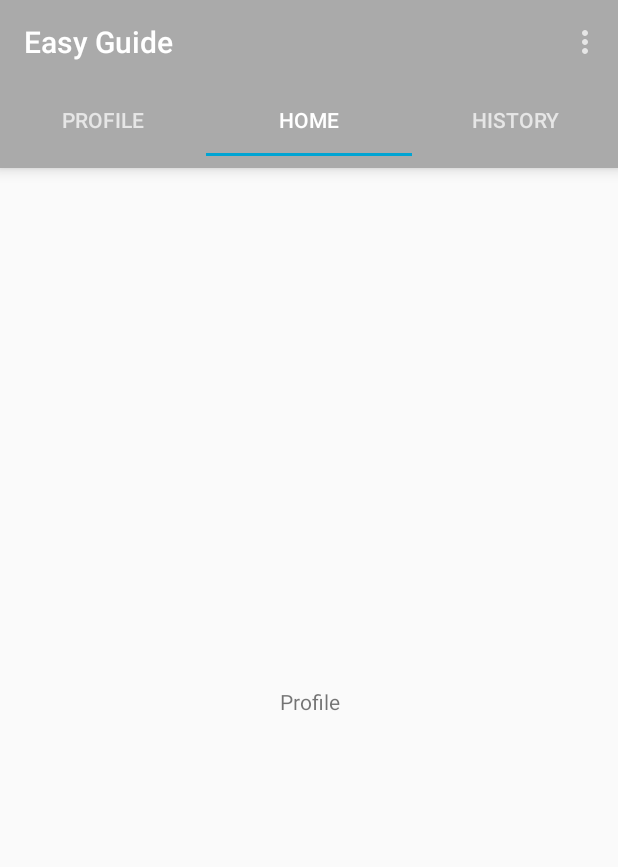
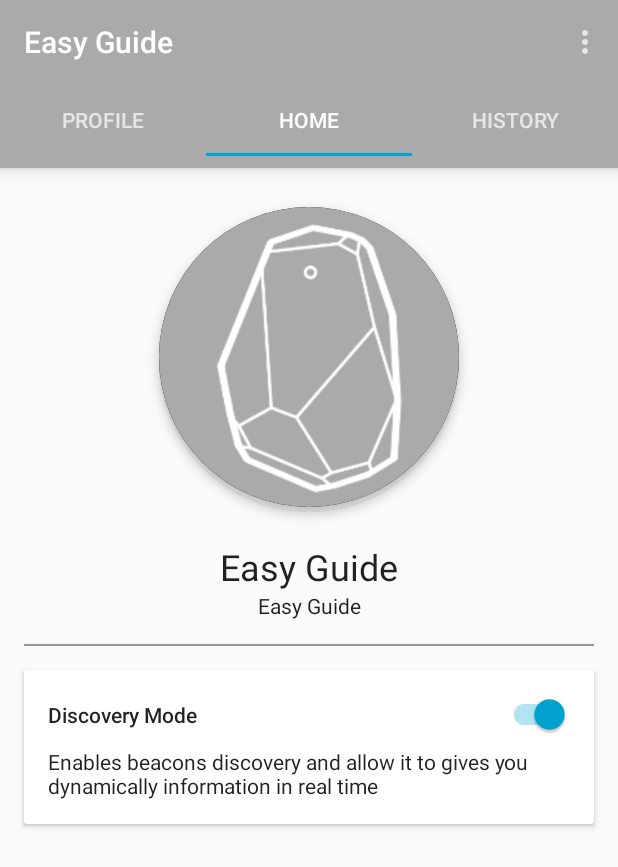
Before and after one commit to psimao/easyguide, an Android app: the fragment ProfileFragment placed in its activity, on a phone screen of 412 x 824 dp. Shown: the top 867 px of the screen. Run offline under Robolectric (Android 15) with nearby library versions, the phone set to English and light mode, and no system bars; our stand-ins replace ButterKnife, Firebase (no records; nobody signed in at launch, a user with empty details on screens opened directly); libraries missing offline, so code that uses them is left out: com.estimote.sdk, rx.android.schedulers, rx.functions, rx.schedulers, rx.subscriptions; 2 statements that could not run were skipped.

Commit message:
Push for web app merge

```diff
--- a/android/app/src/main/java/com/easyguide/presentation/home/main/MainPresenter.java
+++ b/android/app/src/main/java/com/easyguide/presentation/home/main/MainPresenter.java
@@ -1,7 +1,6 @@
 package com.easyguide.presentation.home.main;
 
 import android.support.annotation.NonNull;
-import android.util.Log;
 
 import com.easyguide.data.entity.Beacon;
 import com.easyguide.data.repository.beacon.BeaconDataSource;
@@ -89,7 +88,6 @@ public class MainPresenter implements MainContract.Presenter {
         public void call(List<Beacon> beacons) {
             if (beaconManagerSubscription != null && !beaconManagerSubscription.isUnsubscribed()) {
                 subscriptions.remove(beaconManagerSubscription);
-                Log.wtf("Restart", "Restart beacon manager");
             }
             beaconManagerSubscription = beaconManager.observeNearestBeacons(beacons)
                     .subscribeOn(Schedulers.newThread())
--- /dev/null
+++ b/android/app/src/main/java/com/easyguide/ui/customview/CircularImageView.java
@@ -0,0 +1,291 @@
+package com.easyguide.ui.customview;
+
+import android.content.Context;
+import android.content.res.TypedArray;
+import android.graphics.Bitmap;
+import android.graphics.BitmapShader;
+import android.graphics.Canvas;
+import android.graphics.Color;
+import android.graphics.Matrix;
+import android.graphics.Paint;
+import android.graphics.Shader;
+import android.graphics.drawable.BitmapDrawable;
+import android.graphics.drawable.Drawable;
+import android.util.AttributeSet;
+import android.util.Log;
+import android.widget.ImageView;
+
+import com.easyguide.R;
+
+public class CircularImageView extends ImageView {
+    private static final ScaleType SCALE_TYPE = ScaleType.CENTER_CROP;
+
+    // Default Values
+    private static final float DEFAULT_BORDER_WIDTH = 4;
+    private static final float DEFAULT_SHADOW_RADIUS = 8.0f;
+
+    // Properties
+    private float borderWidth;
+    private int canvasSize;
+    private float shadowRadius;
+    private int shadowColor = Color.BLACK;
+
+    // Object used to draw
+    private Bitmap image;
+    private Drawable drawable;
+    private Paint paint;
+    private Paint paintBorder;
+
+    //region Constructor & Init Method
+    public CircularImageView(final Context context) {
+        this(context, null);
+    }
+
+    public CircularImageView(Context context, AttributeSet attrs) {
+        this(context, attrs, 0);
+    }
+
+    public CircularImageView(Context context, AttributeSet attrs, int defStyleAttr) {
+        super(context, attrs, defStyleAttr);
+        init(context, attrs, defStyleAttr);
+    }
+
+    private void init(Context context, AttributeSet attrs, int defStyleAttr) {
+        // Init paint
+        paint = new Paint();
+        paint.setAntiAlias(true);
+
+        paintBorder = new Paint();
+        paintBorder.setAntiAlias(true);
+
+        // Load the styled attributes and set their properties
+        TypedArray attributes = context.obtainStyledAttributes(attrs, R.styleable.CircularImageView, defStyleAttr, 0);
+
+        // Init Border
+        if (attributes.getBoolean(R.styleable.CircularImageView_civ_border, true)) {
+            float defaultBorderSize = DEFAULT_BORDER_WIDTH * getContext().getResources().getDisplayMetrics().density;
+            setBorderWidth(attributes.getDimension(R.styleable.CircularImageView_civ_border_width, defaultBorderSize));
+            setBorderColor(attributes.getColor(R.styleable.CircularImageView_civ_border_color, Color.WHITE));
+        }
+
+        // Init Shadow
+        if (attributes.getBoolean(R.styleable.CircularImageView_civ_shadow, false)) {
+            shadowRadius = DEFAULT_SHADOW_RADIUS;
+            drawShadow(attributes.getFloat(R.styleable.CircularImageView_civ_shadow_radius, shadowRadius), attributes.getColor(R.styleable.CircularImageView_civ_shadow_color, shadowColor));
+        }
+        attributes.recycle();
+    }
+    //endregion
+
+    //region Set Attr Method
+    public void setBorderWidth(float borderWidth) {
+        this.borderWidth = borderWidth;
+        requestLayout();
+        invalidate();
+    }
+
+    public void setBorderColor(int borderColor) {
+        if (paintBorder != null)
+            paintBorder.setColor(borderColor);
+        invalidate();
+    }
+
+    public void addShadow() {
+        if (shadowRadius == 0)
+            shadowRadius = DEFAULT_SHADOW_RADIUS;
+        drawShadow(shadowRadius, shadowColor);
+        invalidate();
+    }
+
+    public void setShadowRadius(float shadowRadius) {
+        drawShadow(shadowRadius, shadowColor);
+        invalidate();
+    }
+
+    public void setShadowColor(int shadowColor) {
+        drawShadow(shadowRadius, shadowColor);
+        invalidate();
+    }
+
+    @Override
+    public ScaleType getScaleType() {
+        return SCALE_TYPE;
+    }
+
+    @Override
+    public void setScaleType(ScaleType scaleType) {
+        if (scaleType != SCALE_TYPE) {
+            throw new IllegalArgumentException(String.format("ScaleType %s not supported. ScaleType.CENTER_CROP is used by default. So you don't need to use ScaleType.", scaleType));
+        }
+    }
+    //endregion
+
+    //region Draw Method
+    @Override
+    public void onDraw(Canvas canvas) {
+        // Load the bitmap
+        loadBitmap();
+
+        // Check if image isn't null
+        if (image == null)
+            return;
+
+        if (!isInEditMode()) {
+            canvasSize = canvas.getWidth();
+            if (canvas.getHeight() < canvasSize) {
+                canvasSize = canvas.getHeight();
+            }
+        }
+
+        // circleCenter is the x or y of the view's center
+        // radius is the radius in pixels of the cirle to be drawn
+        // paint contains the shader that will texture the shape
+        int circleCenter = (int) (canvasSize - (borderWidth * 2)) / 2;
+        // Draw Border
+        canvas.drawCircle(circleCenter + borderWidth, circleCenter + borderWidth, circleCenter + borderWidth - (shadowRadius + shadowRadius / 2), paintBorder);
+        // Draw CircularImageView
+        canvas.drawCircle(circleCenter + borderWidth, circleCenter + borderWidth, circleCenter - (shadowRadius + shadowRadius / 2), paint);
+    }
+
+    private void loadBitmap() {
+        if (this.drawable == getDrawable())
+            return;
+
+        this.drawable = getDrawable();
+        this.image = drawableToBitmap(this.drawable);
+        updateShader();
+    }
+
+    @Override
+    protected void onSizeChanged(int w, int h, int oldw, int oldh) {
+        super.onSizeChanged(w, h, oldw, oldh);
+        canvasSize = w;
+        if (h < canvasSize)
+            canvasSize = h;
+        if (image != null)
+            updateShader();
+    }
+
+    private void drawShadow(float shadowRadius, int shadowColor) {
+        this.shadowRadius = shadowRadius;
+        this.shadowColor = shadowColor;
+        if (android.os.Build.VERSION.SDK_INT >= android.os.Build.VERSION_CODES.HONEYCOMB) {
+            setLayerType(LAYER_TYPE_SOFTWARE, paintBorder);
+        }
+        paintBorder.setShadowLayer(shadowRadius, 0.0f, shadowRadius / 2, shadowColor);
+    }
+
+    private void updateShader() {
+        if (image == null)
+            return;
+
+        // Crop Center Image
+        image = cropBitmap(image);
+
+        // Create Shader
+        BitmapShader shader = new BitmapShader(image, Shader.TileMode.CLAMP, Shader.TileMode.CLAMP);
+
+        // Center Image in Shader
+        Matrix matrix = new Matrix();
+        matrix.setScale((float) canvasSize / (float) image.getWidth(), (float) canvasSize / (float) image.getHeight());
+        shader.setLocalMatrix(matrix);
+
+        // Set Shader in Paint
+        paint.setShader(shader);
+    }
+
+    private Bitmap cropBitmap(Bitmap bitmap) {
+        Bitmap bmp;
+        if (bitmap.getWidth() >= bitmap.getHeight()) {
+            bmp = Bitmap.createBitmap(
+                    bitmap,
+                    bitmap.getWidth() / 2 - bitmap.getHeight() / 2,
+                    0,
+                    bitmap.getHeight(), bitmap.getHeight());
+        } else {
+            bmp = Bitmap.createBitmap(
+                    bitmap,
+                    0,
+                    bitmap.getHeight() / 2 - bitmap.getWidth() / 2,
+                    bitmap.getWidth(), bitmap.getWidth());
+        }
+        return bmp;
+    }
+
+    private Bitmap drawableToBitmap(Drawable drawable) {
+        if (drawable == null) {
+            return null;
+        } else if (drawable instanceof BitmapDrawable) {
+            return ((BitmapDrawable) drawable).getBitmap();
+        }
+
+        int intrinsicWidth = drawable.getIntrinsicWidth();
+        int intrinsicHeight = drawable.getIntrinsicHeight();
+
+        if (!(intrinsicWidth > 0 && intrinsicHeight > 0))
+            return null;
+
+        try {
+            // Create Bitmap object out of the drawable
+            Bitmap bitmap = Bitmap.createBitmap(intrinsicWidth, intrinsicHeight, Bitmap.Config.ARGB_8888);
+            Canvas canvas = new Canvas(bitmap);
+            drawable.setBounds(0, 0, canvas.getWidth(), canvas.getHeight());
+            drawable.draw(canvas);
+            return bitmap;
+        } catch (OutOfMemoryError e) {
+            // Simply return null of failed bitmap creations
+            Log.e(getClass().toString(), "Encountered OutOfMemoryError while generating bitmap!");
+            return null;
+        }
+    }
+    //endregion
+
+    //region Mesure Method
+    @Override
+    protected void onMeasure(int widthMeasureSpec, int heightMeasureSpec) {
+        int width = measureWidth(widthMeasureSpec);
+        int height = measureHeight(heightMeasureSpec);
+        /*int imageSize = (width < height) ? width : height;
+        setMeasuredDimension(imageSize, imageSize);*/
+        setMeasuredDimension(width, height);
+    }
+
+    private int measureWidth(int measureSpec) {
+        int result;
+        int specMode = MeasureSpec.getMode(measureSpec);
+        int specSize = MeasureSpec.getSize(measureSpec);
+
+        if (specMode == MeasureSpec.EXACTLY) {
+            // The parent has determined an exact size for the child.
+            result = specSize;
+        } else if (specMode == MeasureSpec.AT_MOST) {
+            // The child can be as large as it wants up to the specified size.
+            result = specSize;
+        } else {
+            // The parent has not imposed any constraint on the child.
+            result = canvasSize;
+        }
+
+        return result;
+    }
+
+    private int measureHeight(int measureSpecHeight) {
+        int result;
+        int specMode = MeasureSpec.getMode(measureSpecHeight);
+        int specSize = MeasureSpec.getSize(measureSpecHeight);
+
+        if (specMode == MeasureSpec.EXACTLY) {
+            // We were told how big to be
+            result = specSize;
+        } else if (specMode == MeasureSpec.AT_MOST) {
+            // The child can be as large as it wants up to the specified size.
+            result = specSize;
+        } else {
+            // Measure the text (beware: ascent is a negative number)
+            result = canvasSize;
+        }
+
+        return (result + 2);
+    }
+    //endregion
+}
--- a/android/app/src/main/res/layout/fragment_history.xml
+++ b/android/app/src/main/res/layout/fragment_history.xml
@@ -1,6 +1,7 @@
 <?xml version="1.0" encoding="utf-8"?>
 <LinearLayout
     xmlns:android="http://schemas.android.com/apk/res/android"
+    xmlns:app="http://schemas.android.com/apk/res-auto"
     android:layout_width="match_parent"
     android:layout_height="match_parent"
     android:orientation="vertical">
--- a/android/app/src/main/res/layout/fragment_profile.xml
+++ b/android/app/src/main/res/layout/fragment_profile.xml
@@ -1,14 +1,103 @@
 <?xml version="1.0" encoding="utf-8"?>
 <LinearLayout
     xmlns:android="http://schemas.android.com/apk/res/android"
+    xmlns:app="http://schemas.android.com/apk/res-auto"
     android:layout_width="match_parent"
     android:layout_height="match_parent"
     android:orientation="vertical">
 
-    <TextView
+    <com.easyguide.ui.customview.CircularImageView
+        android:id="@+id/circularImageView"
         android:layout_width="match_parent"
-        android:layout_height="match_parent"
-        android:gravity="center"
-        android:text="Profile"/>
+        android:layout_height="0dp"
+        android:layout_marginEnd="96dp"
+        android:layout_marginLeft="96dp"
+        android:layout_marginRight="96dp"
+        android:layout_marginStart="96dp"
+        android:layout_marginTop="16dp"
+        android:layout_weight="1"
+        android:src="@drawable/bg_beacon_256"
+        app:civ_border="false"
+        app:civ_shadow="true"
+        app:civ_shadow_color="#33000000"
+        app:civ_shadow_radius="10"/>
+
+    <LinearLayout
+        android:layout_width="match_parent"
+        android:layout_height="0dp"
+        android:layout_weight="2"
+        android:orientation="vertical">
+
+        <TextView
+            android:id="@+id/textview_user_name"
+            android:layout_width="match_parent"
+            android:layout_height="wrap_content"
+            android:layout_marginLeft="16dp"
+            android:layout_marginRight="16dp"
+            android:gravity="center"
+            android:text="@string/app_name"
+            android:textAppearance="@style/TextAppearance.AppCompat.Headline"/>
+
+        <TextView
+            android:id="@+id/textview_user_profile"
+            android:layout_width="match_parent"
+            android:layout_height="wrap_content"
+            android:layout_marginLeft="16dp"
+            android:layout_marginRight="16dp"
+            android:gravity="center"
+            android:text="@string/app_name"
+            android:textAppearance="@style/TextAppearance.AppCompat.Body1"/>
+
+        <View
+            android:layout_width="match_parent"
+            android:layout_height="1dp"
+            android:layout_margin="16dp"
+            android:background="#66000000"/>
+
+        <android.support.v7.widget.CardView
+            android:layout_width="match_parent"
+            android:layout_height="wrap_content"
+            android:layout_marginBottom="16dp"
+            android:layout_marginLeft="16dp"
+            android:layout_marginRight="16dp">
+
+            <LinearLayout
+                android:layout_width="match_parent"
+                android:layout_height="wrap_content"
+                android:layout_margin="16dp"
+                android:orientation="vertical">
+
+                <LinearLayout
+                    android:layout_width="match_parent"
+                    android:layout_height="wrap_content"
+                    android:gravity="center_vertical"
+                    android:orientation="horizontal">
+
+                    <TextView
+                        android:layout_width="0dp"
+                        android:layout_height="wrap_content"
+                        android:layout_weight="1"
+                        android:text="@string/profile_textview_discovery_mode"
+                        android:textAppearance="@style/TextAppearance.AppCompat.Body2"/>
+
+                    <android.support.v7.widget.SwitchCompat
+                        android:id="@+id/switch_discovery_mode"
+                        android:layout_width="wrap_content"
+                        android:layout_height="wrap_content"
+                        android:checked="true"/>
+                </LinearLayout>
+
+                <TextView
+                    android:layout_width="match_parent"
+                    android:layout_height="wrap_content"
+                    android:layout_marginTop="8dp"
+                    android:text="@string/profile_textview_discovery_mode_description"
+                    android:textAppearance="@style/TextAppearance.AppCompat.Body1"/>
+
+            </LinearLayout>
+
+        </android.support.v7.widget.CardView>
+
+    </LinearLayout>
 
 </LinearLayout>
--- a/android/app/src/main/res/values/strings.xml
+++ b/android/app/src/main/res/values/strings.xml
@@ -30,6 +30,8 @@
 
     <!-- Profile -->
     <string name="profile_title">Profile</string>
+    <string name="profile_textview_discovery_mode">Discovery Mode</string>
+    <string name="profile_textview_discovery_mode_description">Enables beacons discovery and allow it to gives you dynamically information in real time</string>
 
     <!-- History -->
     <string name="history_title">History</string>
```
Also changed, not shown: android/app/src/main/res/values/attrs.xml (added, +12 -0 lines).
